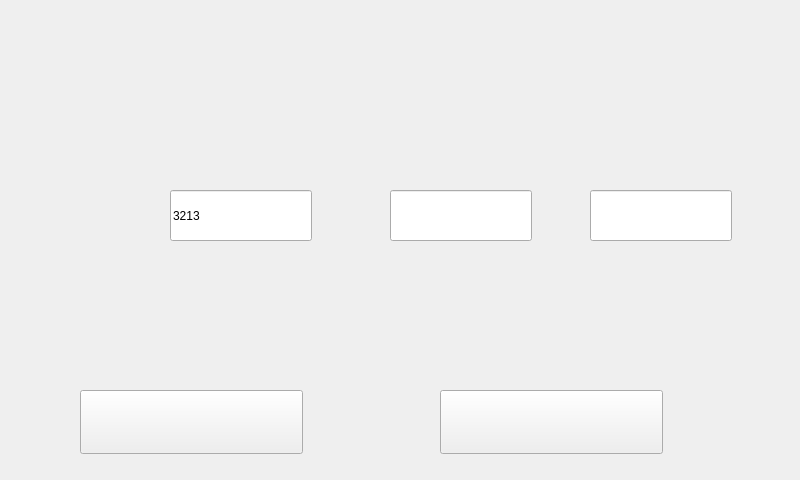
This is widget.ui in johnchang20/stirrer as Qt 5 draws it before an edit. The edited form follows.
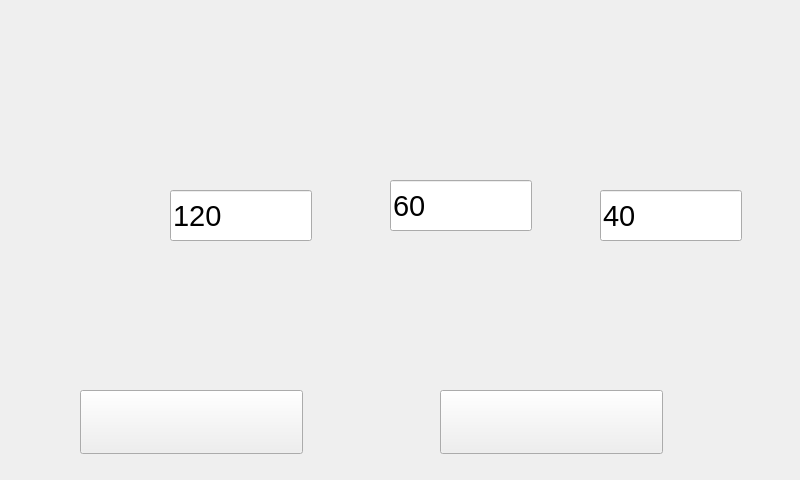
This is the edited form. Icons and pictures are not drawn. Custom widgets are drawn as their Qt base class.

Commit message: updated files remove the clickable file, as the class is no need any more

The edit to the form file:
```diff
--- a/widget.ui
+++ b/widget.ui
@@ -369,7 +369,7 @@
     <string/>
    </property>
   </widget>
-  <widget class="ClickableLineEdit" name="input1">
+  <widget class="QLineEdit" name="input1">
    <property name="geometry">
     <rect>
      <x>170</x>
@@ -384,12 +384,17 @@
      <height>51</height>
     </size>
    </property>
-   <property name="maximumSize">
+   <property name="sizeIncrement">
     <size>
      <width>142</width>
      <height>51</height>
     </size>
    </property>
+   <property name="font">
+    <font>
+     <pointsize>22</pointsize>
+    </font>
+   </property>
    <property name="styleSheet">
     <string notr="true">QLineEdit{
 	qproperty-alignment:AlignCenter;
@@ -397,14 +402,14 @@
 }</string>
    </property>
    <property name="text">
-    <string>3213</string>
+    <string>120</string>
    </property>
   </widget>
-  <widget class="ClickableLineEdit" name="input2">
+  <widget class="QLineEdit" name="input2">
    <property name="geometry">
     <rect>
      <x>390</x>
-     <y>190</y>
+     <y>180</y>
      <width>142</width>
      <height>51</height>
     </rect>
@@ -415,23 +420,31 @@
      <height>51</height>
     </size>
    </property>
-   <property name="maximumSize">
+   <property name="sizeIncrement">
     <size>
      <width>142</width>
      <height>51</height>
     </size>
    </property>
+   <property name="font">
+    <font>
+     <pointsize>22</pointsize>
+    </font>
+   </property>
    <property name="styleSheet">
     <string notr="true">QLineEdit{
 	qproperty-alignment:AlignCenter;
 	border-image: url(:/pictures/main interface/Input_box.png);
 }</string>
    </property>
+   <property name="text">
+    <string>60</string>
+   </property>
   </widget>
-  <widget class="ClickableLineEdit" name="input3">
+  <widget class="QLineEdit" name="input3">
    <property name="geometry">
     <rect>
-     <x>590</x>
+     <x>600</x>
      <y>190</y>
      <width>142</width>
      <height>51</height>
@@ -443,27 +456,28 @@
      <height>51</height>
     </size>
    </property>
-   <property name="maximumSize">
+   <property name="sizeIncrement">
     <size>
      <width>142</width>
      <height>51</height>
     </size>
    </property>
+   <property name="font">
+    <font>
+     <pointsize>22</pointsize>
+    </font>
+   </property>
    <property name="styleSheet">
     <string notr="true">QLineEdit{
 	qproperty-alignment:AlignCenter;
 	border-image: url(:/pictures/main interface/Input_box.png);
 }</string>
    </property>
+   <property name="text">
+    <string>40</string>
+   </property>
   </widget>
  </widget>
- <customwidgets>
-  <customwidget>
-   <class>ClickableLineEdit</class>
-   <extends>QLineEdit</extends>
-   <header location="global">clickablelineedit.h</header>
-  </customwidget>
- </customwidgets>
  <resources/>
  <connections/>
 </ui>
```
The commit also changes 1 other file.
